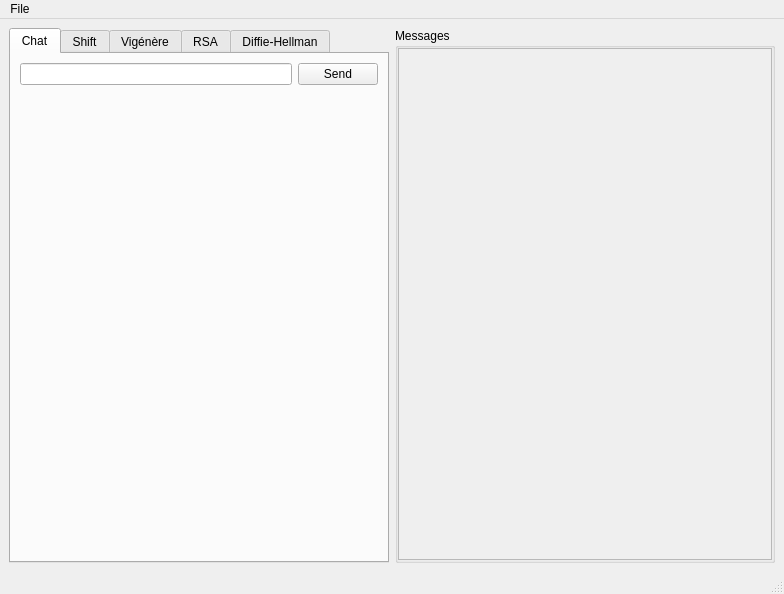
First picture: the form in res/main.ui, repository LordBaryhobal/CryptoChat, before the edit.
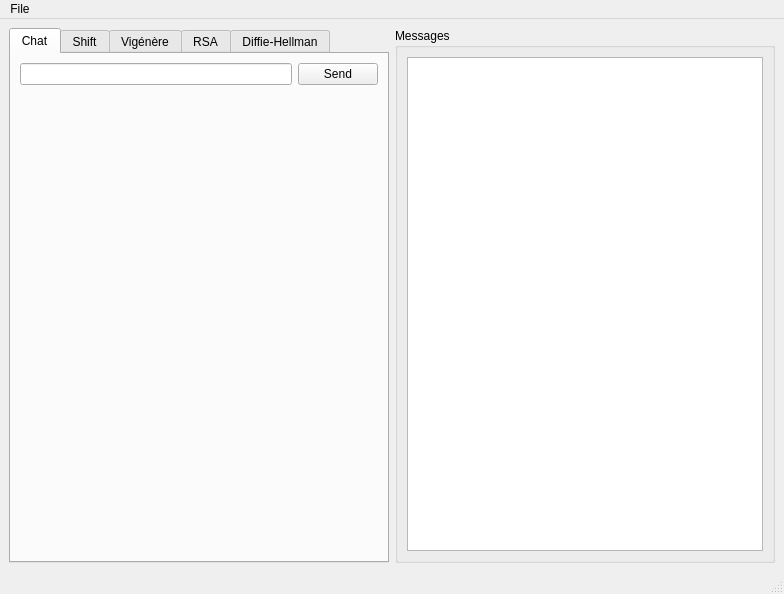
Second picture: the form after the edit.

Commit message: changed messages list to ListView

```diff
--- a/res/main.ui
+++ b/res/main.ui
@@ -699,48 +699,19 @@
        <string>Messages</string>
       </property>
       <layout class="QGridLayout" name="gridLayout">
-       <property name="leftMargin">
-        <number>0</number>
-       </property>
-       <property name="topMargin">
-        <number>0</number>
-       </property>
-       <property name="rightMargin">
-        <number>0</number>
-       </property>
-       <property name="bottomMargin">
-        <number>0</number>
-       </property>
        <item row="0" column="0">
-        <widget class="QScrollArea" name="scrollArea">
-         <property name="widgetResizable">
+        <widget class="QListWidget" name="messagesList">
+         <property name="font">
+          <font>
+           <family>Courier New</family>
+          </font>
+         </property>
+         <property name="alternatingRowColors">
           <bool>true</bool>
          </property>
-         <widget class="QWidget" name="messagesScroller">
-          <property name="geometry">
-           <rect>
-            <x>0</x>
-            <y>0</y>
-            <width>372</width>
-            <height>504</height>
-           </rect>
-          </property>
-          <layout class="QVBoxLayout" name="verticalLayout_3">
-           <item>
-            <spacer name="verticalSpacer_2">
-             <property name="orientation">
-              <enum>Qt::Vertical</enum>
-             </property>
-             <property name="sizeHint" stdset="0">
-              <size>
-               <width>20</width>
-               <height>40</height>
-              </size>
-             </property>
-            </spacer>
-           </item>
-          </layout>
-         </widget>
+         <property name="wordWrap">
+          <bool>true</bool>
+         </property>
         </widget>
        </item>
       </layout>
```
The commit also changes 2 other files.
